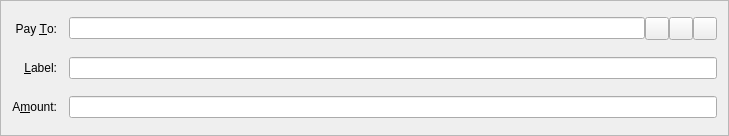
CloakCoin/CloakCoinRelaunch, file src/qt/forms/sendcoinsentry.ui: the form before one commit.
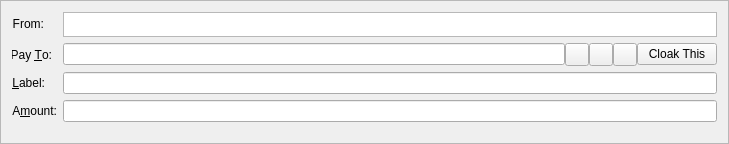
The form after the commit. Icons and pictures are not drawn. Custom widgets are drawn as their Qt base class.

Commit message: CloakSend integration, Logo and style update

Diff of the .ui file:
```diff
--- a/src/qt/forms/sendcoinsentry.ui
+++ b/src/qt/forms/sendcoinsentry.ui
@@ -7,7 +7,7 @@
     <x>0</x>
     <y>0</y>
     <width>729</width>
-    <height>136</height>
+    <height>144</height>
    </rect>
   </property>
   <property name="windowTitle">
@@ -19,14 +19,11 @@
   <property name="frameShadow">
    <enum>QFrame::Sunken</enum>
   </property>
-  <layout class="QGridLayout" name="gridLayout">
-   <property name="spacing">
-    <number>12</number>
-   </property>
-   <item row="5" column="0">
-    <widget class="QLabel" name="label">
+  <layout class="QFormLayout" name="formLayout">
+   <item row="0" column="0">
+    <widget class="QLabel" name="label_3">
      <property name="text">
-      <string>A&amp;mount:</string>
+      <string>From:</string>
      </property>
      <property name="alignment">
       <set>Qt::AlignRight|Qt::AlignTrailing|Qt::AlignVCenter</set>
@@ -36,7 +33,27 @@
      </property>
     </widget>
    </item>
-   <item row="3" column="0">
+   <item row="0" column="1">
+    <layout class="QHBoxLayout" name="horizontalLayout">
+     <item>
+      <widget class="QPlainTextEdit" name="fromAddress">
+       <property name="sizePolicy">
+        <sizepolicy hsizetype="Expanding" vsizetype="Fixed">
+         <horstretch>0</horstretch>
+         <verstretch>0</verstretch>
+        </sizepolicy>
+       </property>
+       <property name="maximumSize">
+        <size>
+         <width>16777215</width>
+         <height>25</height>
+        </size>
+       </property>
+      </widget>
+     </item>
+    </layout>
+   </item>
+   <item row="1" column="0">
     <widget class="QLabel" name="label_2">
      <property name="text">
       <string>Pay &amp;To:</string>
@@ -49,40 +66,7 @@
      </property>
     </widget>
    </item>
-   <item row="5" column="1">
-    <widget class="BitcoinAmountField" name="payAmount"/>
-   </item>
-   <item row="4" column="1">
-    <layout class="QHBoxLayout" name="horizontalLayout_2">
-     <property name="spacing">
-      <number>0</number>
-     </property>
-     <item>
-      <widget class="QValidatedLineEdit" name="addAsLabel">
-       <property name="enabled">
-        <bool>true</bool>
-       </property>
-       <property name="toolTip">
-        <string>Enter a label for this address to add it to your address book</string>
-       </property>
-      </widget>
-     </item>
-    </layout>
-   </item>
-   <item row="4" column="0">
-    <widget class="QLabel" name="label_4">
-     <property name="text">
-      <string>&amp;Label:</string>
-     </property>
-     <property name="alignment">
-      <set>Qt::AlignRight|Qt::AlignTrailing|Qt::AlignVCenter</set>
-     </property>
-     <property name="buddy">
-      <cstring>addAsLabel</cstring>
-     </property>
-    </widget>
-   </item>
-   <item row="3" column="1">
+   <item row="1" column="1">
     <layout class="QHBoxLayout" name="payToLayout">
      <property name="spacing">
       <number>0</number>
@@ -145,8 +129,61 @@
        </property>
       </widget>
      </item>
+     <item>
+      <widget class="QPushButton" name="cloaksendButton">
+       <property name="text">
+        <string>Cloak This</string>
+       </property>
+      </widget>
+     </item>
     </layout>
    </item>
+   <item row="2" column="0">
+    <widget class="QLabel" name="label_4">
+     <property name="text">
+      <string>&amp;Label:</string>
+     </property>
+     <property name="alignment">
+      <set>Qt::AlignRight|Qt::AlignTrailing|Qt::AlignVCenter</set>
+     </property>
+     <property name="buddy">
+      <cstring>addAsLabel</cstring>
+     </property>
+    </widget>
+   </item>
+   <item row="2" column="1">
+    <layout class="QHBoxLayout" name="horizontalLayout_2">
+     <property name="spacing">
+      <number>0</number>
+     </property>
+     <item>
+      <widget class="QValidatedLineEdit" name="addAsLabel">
+       <property name="enabled">
+        <bool>true</bool>
+       </property>
+       <property name="toolTip">
+        <string>Enter a label for this address to add it to your address book</string>
+       </property>
+      </widget>
+     </item>
+    </layout>
+   </item>
+   <item row="3" column="0">
+    <widget class="QLabel" name="label">
+     <property name="text">
+      <string>A&amp;mount:</string>
+     </property>
+     <property name="alignment">
+      <set>Qt::AlignRight|Qt::AlignTrailing|Qt::AlignVCenter</set>
+     </property>
+     <property name="buddy">
+      <cstring>payAmount</cstring>
+     </property>
+    </widget>
+   </item>
+   <item row="3" column="1">
+    <widget class="BitcoinAmountField" name="payAmount"/>
+   </item>
   </layout>
  </widget>
  <customwidgets>
```
Left out of the diff: 2 changed lines with no effect on the pictures. The commit also changes 38 other files.
